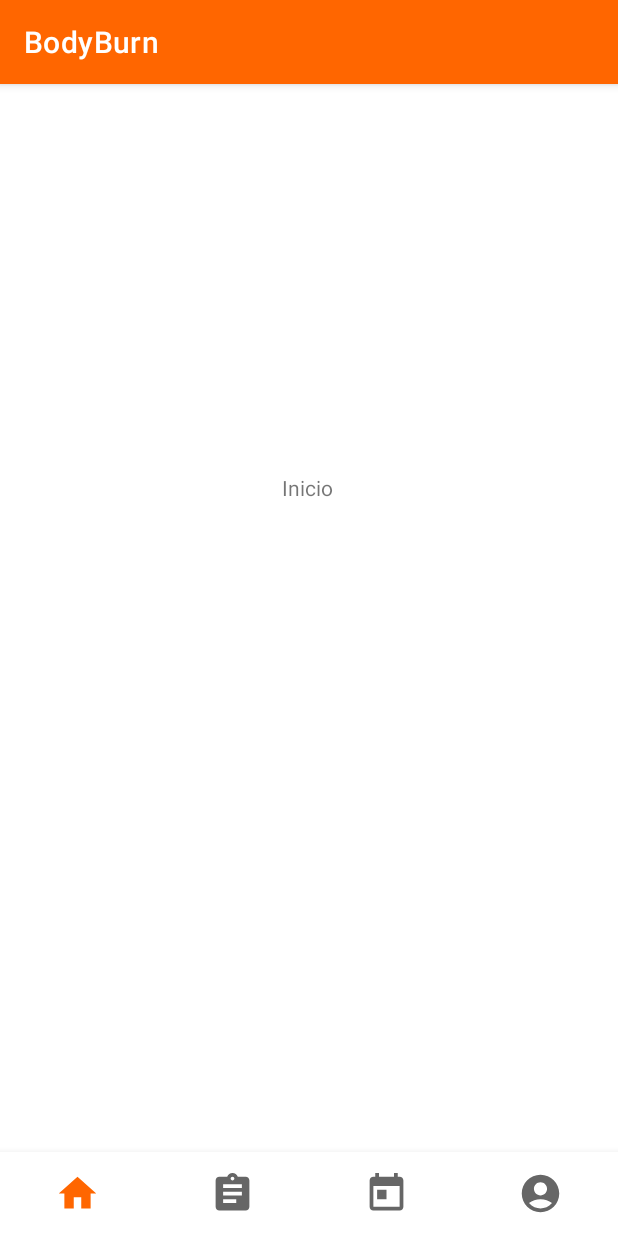
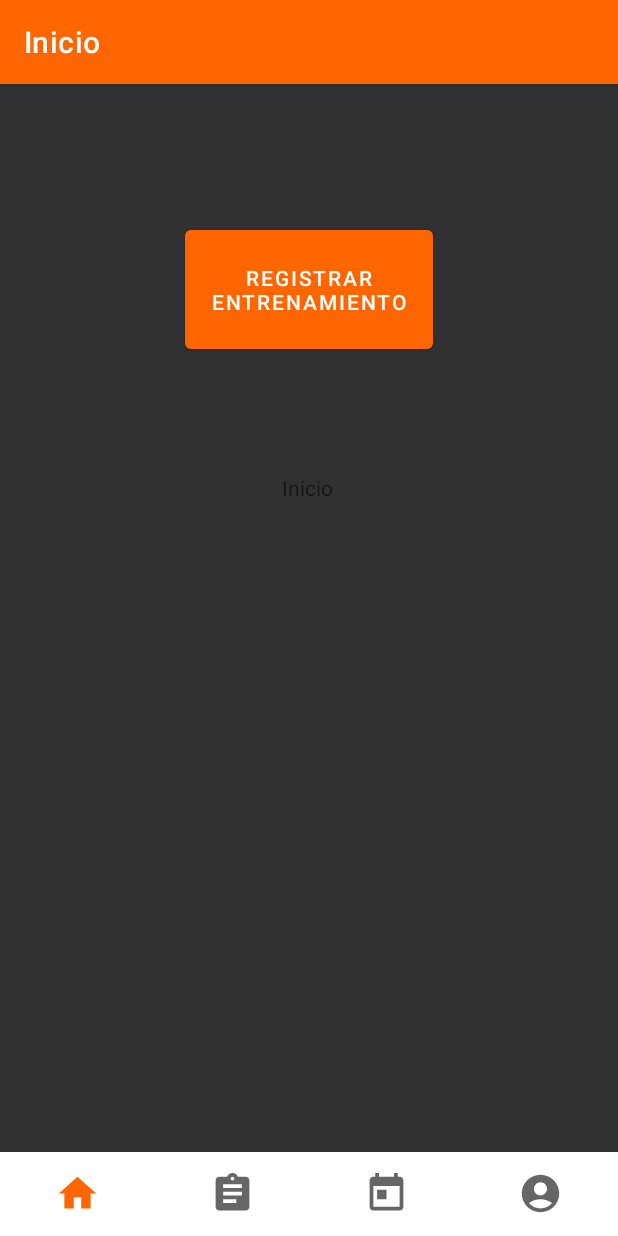
Before and after one commit to rocioev/IHM_GestorEjercicio, an Android app: the HomeActivity screen opened directly, with no data from a screen before it, on a phone screen of 412 x 824 dp. Run offline under Robolectric (Android 15) with nearby library versions, the phone set to English and light mode, and no system bars.

Commit message:
no hay modo claro, sigue funcionando

```diff
--- a/app/src/main/AndroidManifest.xml
+++ b/app/src/main/AndroidManifest.xml
@@ -13,18 +13,23 @@
         tools:targetApi="31">
         <activity
             android:name=".PerfilActivity"
+            android:label="@string/btn_perfil"
             android:exported="false" />
         <activity
             android:name=".RutinasActivity"
+            android:label="@string/btn_rutinas"
             android:exported="false" />
         <activity
             android:name=".HistorialActivity"
+            android:label="@string/btn_historial"
             android:exported="false" />
         <activity
             android:name=".HomeActivity"
+            android:label="@string/btn_home"
             android:exported="false" />
         <activity
             android:name=".MainActivity"
+
             android:exported="true">
             <intent-filter>
                 <action android:name="android.intent.action.MAIN" />
--- a/app/src/main/java/com/example/ihm_gestorejercicio/HistorialActivity.java
+++ b/app/src/main/java/com/example/ihm_gestorejercicio/HistorialActivity.java
@@ -40,4 +40,6 @@ public class HistorialActivity extends AppCompatActivity {
             return false;
         });
     }
+
+
 }
--- a/app/src/main/java/com/example/ihm_gestorejercicio/HomeActivity.java
+++ b/app/src/main/java/com/example/ihm_gestorejercicio/HomeActivity.java
@@ -2,7 +2,6 @@ package com.example.ihm_gestorejercicio;
 
 import androidx.appcompat.app.AppCompatActivity;
 
-import android.annotation.SuppressLint;
 import android.content.Intent;
 import android.os.Bundle;
 
@@ -10,7 +9,7 @@ import com.google.android.material.bottomnavigation.BottomNavigationView;
 
 public class HomeActivity extends AppCompatActivity {
 
-    @SuppressLint("NonConstantResourceId")
+
     @Override
     protected void onCreate(Bundle savedInstanceState) {
         super.onCreate(savedInstanceState);
--- a/app/src/main/java/com/example/ihm_gestorejercicio/MainActivity.java
+++ b/app/src/main/java/com/example/ihm_gestorejercicio/MainActivity.java
@@ -5,12 +5,14 @@ import androidx.appcompat.app.AppCompatActivity;
 import android.content.Intent;
 import android.os.Bundle;
 import android.view.View;
+import android.view.Window;
 
 public class MainActivity extends AppCompatActivity {
 
     @Override
     protected void onCreate(Bundle savedInstanceState) {
         super.onCreate(savedInstanceState);
+        supportRequestWindowFeature(Window.FEATURE_NO_TITLE);
         setContentView(R.layout.activity_main);
     }
 
--- a/app/src/main/java/com/example/ihm_gestorejercicio/PerfilActivity.java
+++ b/app/src/main/java/com/example/ihm_gestorejercicio/PerfilActivity.java
@@ -42,7 +42,6 @@ public class PerfilActivity extends AppCompatActivity {
         });
 
 
-
     }
 
     public void pasoMain (View v) {
--- /dev/null
+++ b/app/src/main/res/drawable/ic_menu_24.xml
@@ -0,0 +1,5 @@
+<vector android:height="24dp" android:tint="#000000"
+    android:viewportHeight="24" android:viewportWidth="24"
+    android:width="24dp" xmlns:android="http://schemas.android.com/apk/res/android">
+    <path android:fillColor="@android:color/white" android:pathData="M3,18h18v-2L3,16v2zM3,13h18v-2L3,11v2zM3,6v2h18L21,6L3,6z"/>
+</vector>
--- a/app/src/main/res/layout/activity_home.xml
+++ b/app/src/main/res/layout/activity_home.xml
@@ -6,8 +6,6 @@
     android:layout_width="match_parent"
     android:layout_height="match_parent"
     tools:context=".HomeActivity">
-
-
 
     <TextView
         android:id="@+id/textView"
@@ -20,6 +18,18 @@
         app:layout_constraintStart_toStartOf="parent"
         app:layout_constraintTop_toTopOf="parent"
         app:layout_constraintVertical_bias="0.346" />
+
+
+    <Button
+        android:id="@+id/button4"
+        android:layout_width="165dp"
+        android:layout_height="91dp"
+        android:text="@string/btn_registrarEntreno"
+        app:layout_constraintBottom_toTopOf="@+id/bottomNavigation"
+        app:layout_constraintEnd_toEndOf="parent"
+        app:layout_constraintStart_toStartOf="parent"
+        app:layout_constraintTop_toTopOf="parent"
+        app:layout_constraintVertical_bias="0.147" />
 
     <com.google.android.material.bottomnavigation.BottomNavigationView
         android:id="@+id/bottomNavigation"
@@ -38,4 +48,5 @@
         app:menu="@menu/bottom_menu" />
 
 
+
 </androidx.constraintlayout.widget.ConstraintLayout>
--- a/app/src/main/res/menu/bottom_menu.xml
+++ b/app/src/main/res/menu/bottom_menu.xml
@@ -1,9 +1,12 @@
 <?xml version="1.0" encoding="utf-8"?>
-<menu xmlns:android="http://schemas.android.com/apk/res/android">
+<menu xmlns:android="http://schemas.android.com/apk/res/android"
+    xmlns:app="http://schemas.android.com/apk/res-auto">
     <item
         android:id="@+id/navigation_home"
         android:icon="@drawable/ic_home_24"
-        android:title="@string/btn_home" />
+        android:title="@string/btn_home"
+        app:showAsAction="always"
+        app:actionViewClass="androidx.appcompat.widget.AppCompatButton"/>
 
     <item
         android:id="@+id/navigation_rutinas"
--- a/app/src/main/res/values/strings.xml
+++ b/app/src/main/res/values/strings.xml
@@ -8,6 +8,7 @@
 
     <!-- Otros -->
     <string name="cerrar_sesion">Cerrar sesión</string>
+    <string name="toolbar">@string/app_name</string>
 
     <!-- Pantalla inicio -->
     <string name="btn_registrarEntreno">Registrar entrenamiento</string>
--- a/app/src/main/res/values/themes.xml
+++ b/app/src/main/res/values/themes.xml
@@ -3,15 +3,16 @@
     <style name="Theme.IHM_GestorEjercicio" parent="Theme.MaterialComponents.DayNight.DarkActionBar">
         <!-- Primary brand color. -->
         <item name="colorPrimary">@color/naranja</item>
-        <item name="colorPrimaryVariant">@color/purple_700</item>
+        <item name="colorPrimaryVariant">@color/gris_fondo</item>
         <item name="colorOnPrimary">@color/white</item>
         <!-- Secondary brand color. -->
         <item name="colorSecondary">@color/teal_200</item>
         <item name="colorSecondaryVariant">@color/teal_700</item>
-        <item name="colorOnSecondary">@color/black</item>
+        <item name="colorOnSecondary">@color/white</item>
         <!-- Status bar color. -->
         <item name="android:statusBarColor">?attr/colorPrimaryVariant</item>
         <!-- Customize your theme here. -->
+        <item name="android:colorBackground">@color/gris_fondo</item>
     </style>
 
 </resources>
```
Also changed, not shown: app/src/main/res/layout/activity_historial.xml (+11 -0 lines), app/src/main/res/layout/toolbar.xml (added, +30 -0 lines), app/src/main/res/drawable-notnight/logo.png (deleted), app/src/main/res/drawable/logo.png (renamed from app/src/main/res/drawable-night/logo.png).
